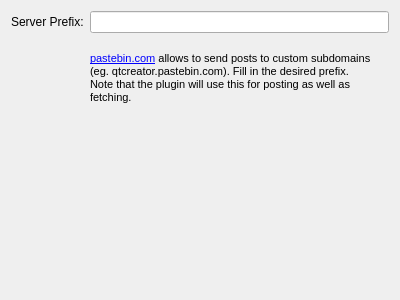
Old version of the form src/plugins/cpaster/pastebindotcomsettings.ui in the repository qt-creator/qt-creator.
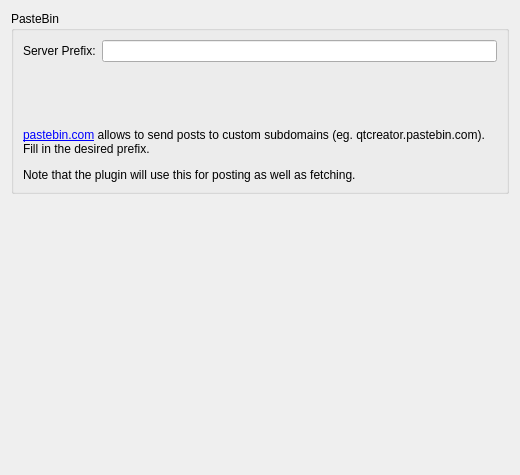
New version of the form.

Commit message: Options dialog: Further polishing. Task-number: QTCREATOR-26

The edit to the form file:
```diff
--- a/src/plugins/cpaster/pastebindotcomsettings.ui
+++ b/src/plugins/cpaster/pastebindotcomsettings.ui
@@ -6,13 +6,19 @@
    <rect>
     <x>0</x>
     <y>0</y>
-    <width>400</width>
-    <height>300</height>
+    <width>520</width>
+    <height>475</height>
    </rect>
   </property>
   <property name="windowTitle">
    <string>Form</string>
   </property>
+  <layout class="QVBoxLayout" name="verticalLayout_2">
+   <item>
+    <widget class="QGroupBox" name="groupBox">
+     <property name="title">
+      <string>PasteBin</string>
+     </property>
   <layout class="QVBoxLayout" name="verticalLayout">
    <item>
     <layout class="QFormLayout" name="formLayout">
@@ -26,15 +32,30 @@
      <item row="0" column="1">
       <widget class="QLineEdit" name="lineEdit"/>
      </item>
-     <item row="1" column="1">
-      <widget class="QLabel" name="label_2">
+       </layout>
+      </item>
+      <item>
+       <spacer name="explanatoryTextSpacer">
+        <property name="orientation">
+         <enum>Qt::Vertical</enum>
+        </property>
+        <property name="sizeType">
+         <enum>QSizePolicy::Fixed</enum>
+        </property>
+        <property name="sizeHint" stdset="0">
+         <size>
+          <width>0</width>
+          <height>60</height>
+         </size>
+        </property>
+       </spacer>
+      </item>
+      <item>
+       <widget class="QLabel" name="explanatoryTextLabel">
        <property name="text">
-        <string>&lt;!DOCTYPE HTML PUBLIC &quot;-//W3C//DTD HTML 4.0//EN&quot; &quot;http://www.w3.org/TR/REC-html40/strict.dtd&quot;&gt;
-&lt;html&gt;&lt;head&gt;&lt;meta name=&quot;qrichtext&quot; content=&quot;1&quot; /&gt;&lt;style type=&quot;text/css&quot;&gt;
-p, li { white-space: pre-wrap; }
-&lt;/style&gt;&lt;/head&gt;&lt;body style=&quot; font-family:'MS Shell Dlg 2'; font-size:8.25pt; font-weight:400; font-style:normal;&quot;&gt;
-&lt;p style=&quot; margin-top:0px; margin-bottom:0px; margin-left:0px; margin-right:0px; -qt-block-indent:0; text-indent:0px;&quot;&gt;&lt;a href=&quot;http://pastebin.com&quot;&gt;&lt;span style=&quot; text-decoration: underline; color:#0000ff;&quot;&gt;pastebin.com&lt;/span&gt;&lt;/a&gt;&lt;span style=&quot; font-size:8pt;&quot;&gt; allows to send posts to custom subdomains (eg. qtcreator.pastebin.com). Fill in the desired prefix.&lt;/span&gt;&lt;/p&gt;
-&lt;p style=&quot; margin-top:0px; margin-bottom:0px; margin-left:0px; margin-right:0px; -qt-block-indent:0; text-indent:0px;&quot;&gt;&lt;span style=&quot; font-size:8pt;&quot;&gt;Note that the plugin will use this for posting as well as fetching.&lt;/span&gt;&lt;/p&gt;&lt;/body&gt;&lt;/html&gt;</string>
+         <string>&lt;html&gt;&lt;head/&gt;&lt;body&gt;
+&lt;p&gt;&lt;a href=&quot;http://pastebin.com&quot;&gt;pastebin.com&lt;/a&gt; allows to send posts to custom subdomains (eg. qtcreator.pastebin.com). Fill in the desired prefix.&lt;/p&gt;
+&lt;p&gt;Note that the plugin will use this for posting as well as fetching.&lt;/p&gt;&lt;/body&gt;&lt;/html&gt;</string>
        </property>
        <property name="textFormat">
         <enum>Qt::RichText</enum>
@@ -45,6 +66,7 @@
       </widget>
      </item>
     </layout>
+    </widget>
    </item>
    <item>
     <spacer name="verticalSpacer">
```
Left out of the diff: 2 changed lines with no effect on the pictures. Lines whose indentation alone changed are shown as unchanged. The commit also changes 13 other files.
